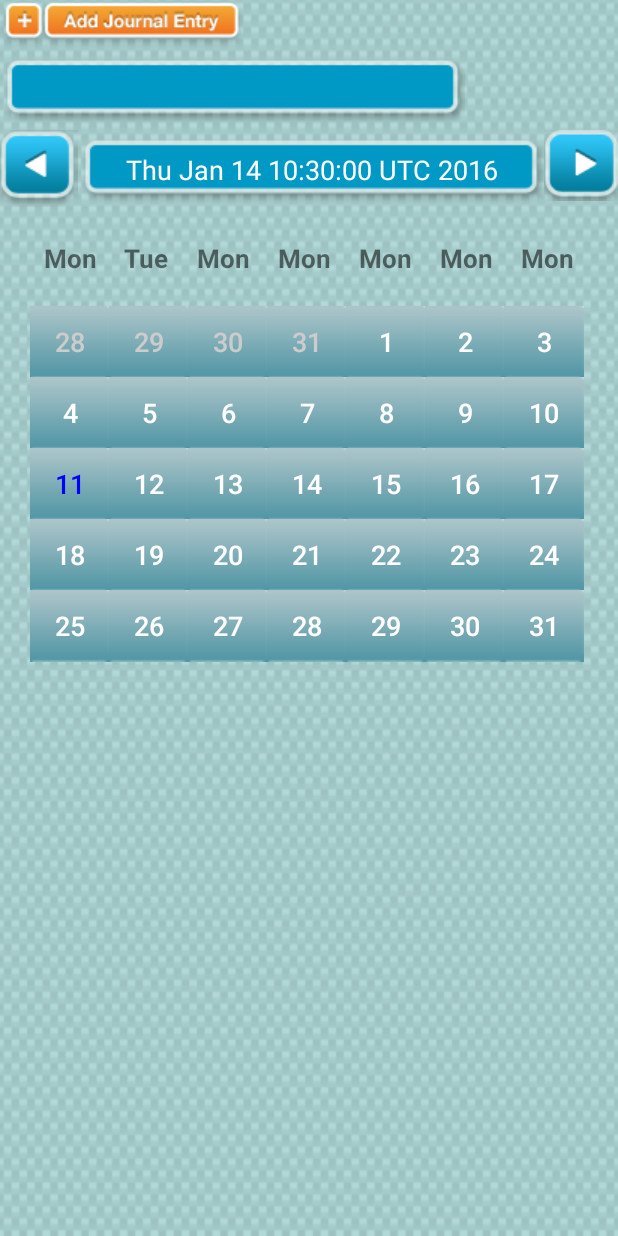
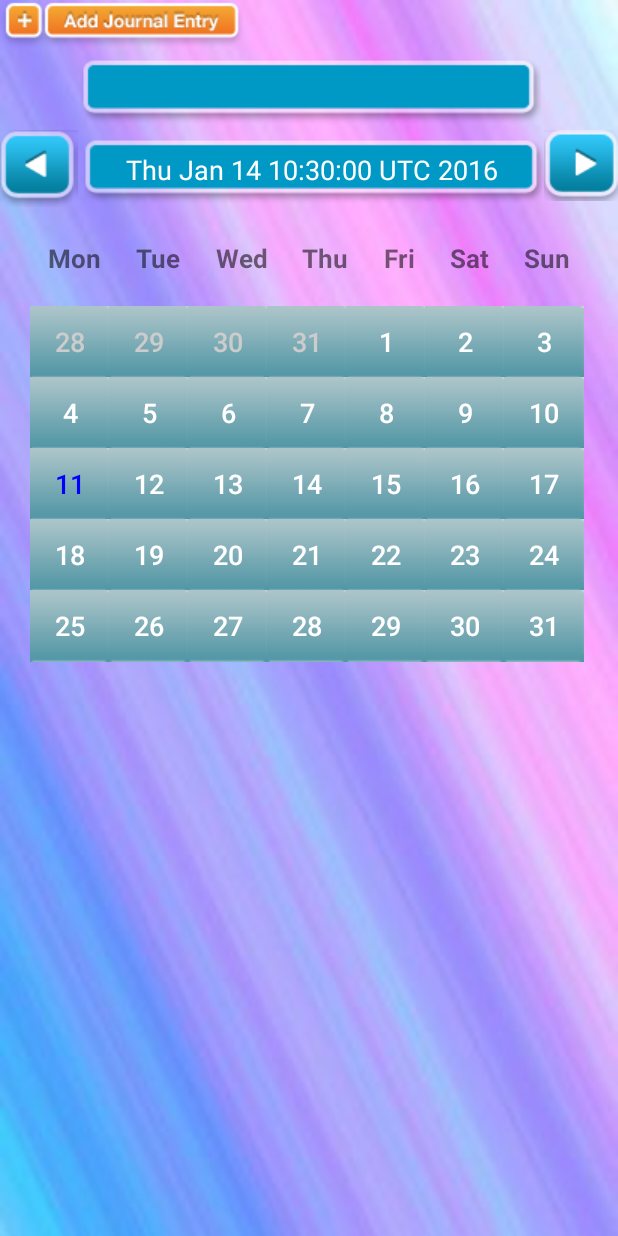
Before and after one commit to sirinrat-3010/Solendar_2, an Android app: the screen it shows after launch (MainActivity), on a phone screen of 412 x 824 dp. Run offline under Robolectric (Android 15) with nearby library versions, the light colour scheme and no system bars.

Commit message:
Up date Form Lain

```diff
--- a/app/src/main/res/layout/activity_main.xml
+++ b/app/src/main/res/layout/activity_main.xml
@@ -4,7 +4,7 @@
     android:orientation="vertical"
     android:layout_width="match_parent"
     android:layout_height="match_parent"
-    android:background="@drawable/bg">
+    android:background="@drawable/bg3">
 
     <ImageView
         android:id="@+id/addJournalEntry"
@@ -20,7 +20,8 @@
         android:textAppearance="?android:attr/textAppearanceMedium"
         android:background="@drawable/button_blue_background"
         android:layout_width="wrap_content"
-        android:layout_height="wrap_content">
+        android:layout_height="wrap_content"
+        android:layout_gravity="center_horizontal">
     </Button>
 
     <LinearLayout
@@ -50,6 +51,7 @@
             android:layout_width="wrap_content"
             android:layout_height="wrap_content">
         </ImageView>
+
     </LinearLayout>
 
     <LinearLayout
@@ -83,7 +85,7 @@
         <TextView
             android:layout_width="wrap_content"
             android:layout_height="wrap_content"
-            android:text="Mon"
+            android:text="Wed"
             android:id="@+id/textView3"
             android:textSize="@dimen/h2"
             android:textStyle="bold"
@@ -93,7 +95,7 @@
         <TextView
             android:layout_width="wrap_content"
             android:layout_height="wrap_content"
-            android:text="Mon"
+            android:text="Thu"
             android:id="@+id/textView4"
             android:textSize="@dimen/h2"
             android:textStyle="bold"
@@ -103,7 +105,7 @@
         <TextView
             android:layout_width="wrap_content"
             android:layout_height="wrap_content"
-            android:text="Mon"
+            android:text="Fri"
             android:id="@+id/textView5"
             android:textSize="@dimen/h2"
             android:textStyle="bold"
@@ -113,7 +115,7 @@
         <TextView
             android:layout_width="wrap_content"
             android:layout_height="wrap_content"
-            android:text="Mon"
+            android:text="Sat"
             android:id="@+id/textView6"
             android:textSize="@dimen/h2"
             android:textStyle="bold"
@@ -123,7 +125,7 @@
         <TextView
             android:layout_width="wrap_content"
             android:layout_height="wrap_content"
-            android:text="Mon"
+            android:text="Sun"
             android:id="@+id/textView7"
             android:textSize="@dimen/h2"
             android:textStyle="bold"
```
Also changed, not shown: app/src/main/res/drawable/add.png (added), app/src/main/res/drawable/bg3.jpg (added).
